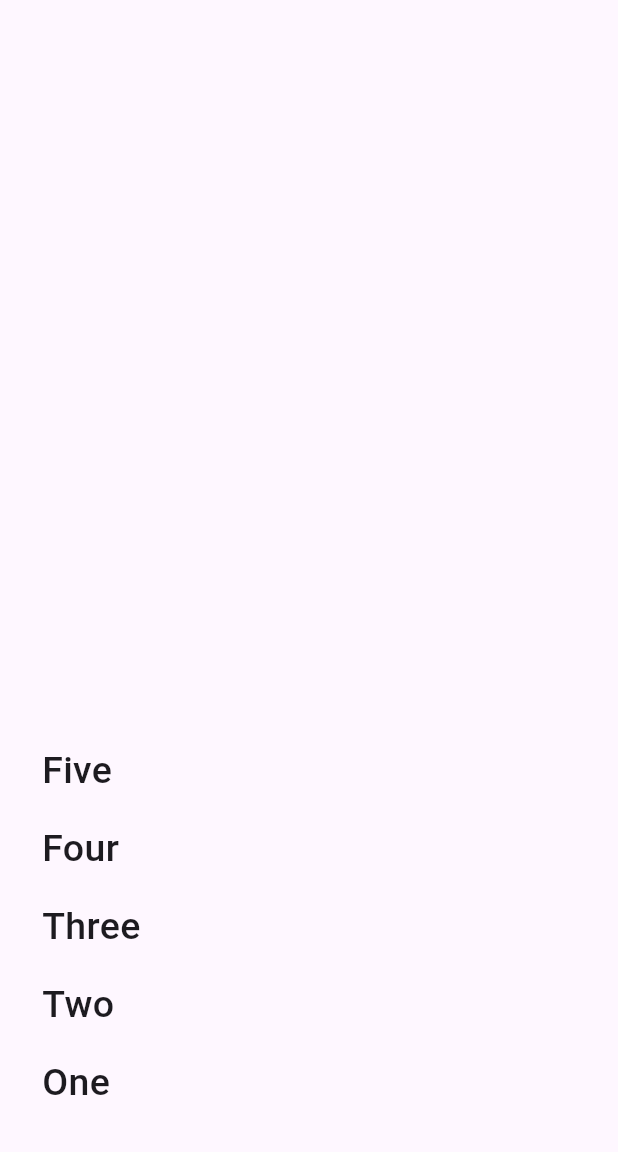
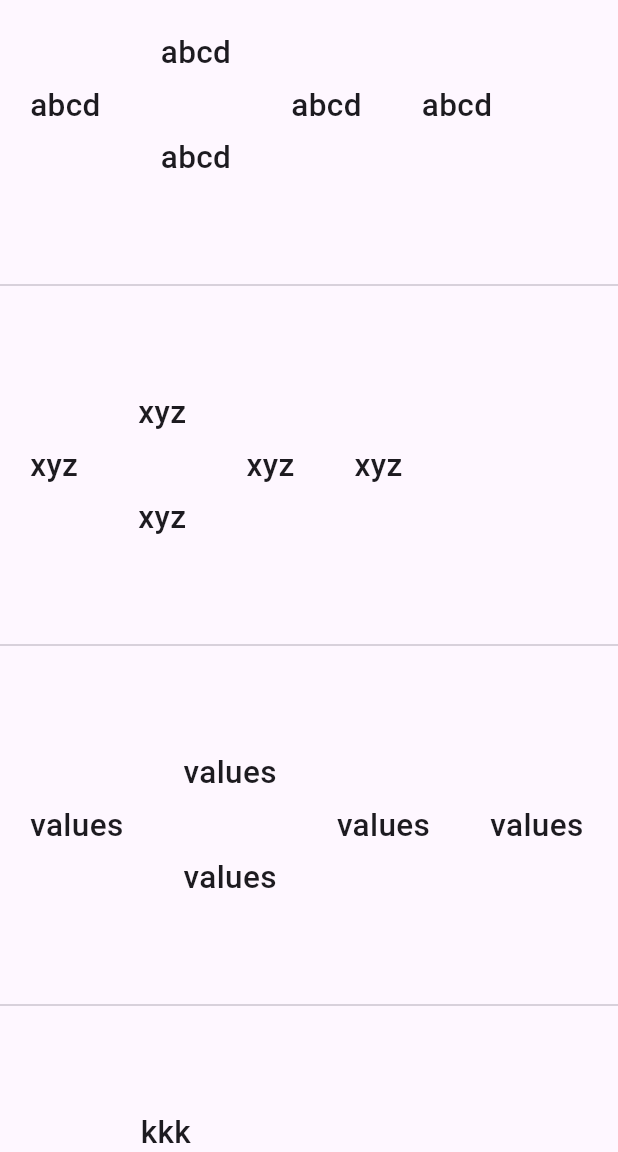
Before and after one commit to jainsourab99/FlutterAllTypeofButton, a Flutter app: the screen it shows after launch, on a phone screen of 412 x 824 dp, the part 84-1236 px from its top. Run offline on Flutter 3.47's test engine with Material 3 defaults, Android fonts, the phone set to English and light mode, and no system bars.

Commit message:
List View Builder Widget

```diff
--- a/lib/main.dart
+++ b/lib/main.dart
@@ -76,6 +76,7 @@ class _MyHomePageState extends State<MyHomePage> {
     // The Flutter framework has been optimized to make rerunning build methods
     // fast, so that you can just rebuild anything that needs updating rather
     // than having to individually change instances of widgets.
+    var names = ["abcd", "xyz", "values", "kkk", "dsfdf", "dsfdf", "fdfsdf"];
     return Scaffold(
       appBar: AppBar(
         backgroundColor: Theme.of(context).colorScheme.inversePrimary,
@@ -83,36 +84,42 @@ class _MyHomePageState extends State<MyHomePage> {
         // the App.build method, and use it to set our appbar title.
         title: const Text("Button Type"),
       ),
-      body: Padding(
-        padding: const EdgeInsets.all(20.0),
-        child: Center(
-          child: ListView(
-            scrollDirection: Axis.vertical,
-            reverse: true,
+      body: ListView.separated(itemBuilder: (context, index) {
+        return Row(
           children: [
         Padding(
-                padding: const EdgeInsets.all(8.0),
-                child: Text("One", style: TextStyle(fontSize: 25, fontWeight: FontWeight.w500),),
+        padding: const EdgeInsets.all(20.0),
+        child: Text(names[index], style: TextStyle(fontSize: 21, fontWeight: FontWeight.w500),),
+        ),
+            Column(
+              children: [
+                Padding(
+                  padding: const EdgeInsets.all(20.0),
+                  child: Text(names[index], style: TextStyle(fontSize: 21, fontWeight: FontWeight.w500),),
                 ),
         Padding(
-                padding: const EdgeInsets.all(8.0),
-                child: Text("Two", style: TextStyle(fontSize: 25, fontWeight: FontWeight.w500),),
+        padding: const EdgeInsets.all(20.0),
+        child: Text(names[index], style: TextStyle(fontSize: 21, fontWeight: FontWeight.w500),),
+        ),
+              ],
+            ),Padding(
+              padding: const EdgeInsets.all(20.0),
+              child: Text(names[index], style: TextStyle(fontSize: 21, fontWeight: FontWeight.w500),),
             ),
             Padding(
-                padding: const EdgeInsets.all(8.0),
-                child: Text("Three", style: TextStyle(fontSize: 25, fontWeight: FontWeight.w500),),
-              ),
-              Padding(
-                padding: const EdgeInsets.all(8.0),
-                child: Text("Four", style: TextStyle(fontSize: 25, fontWeight: FontWeight.w500),),
-              ),
-              Padding(
-                padding: const EdgeInsets.all(8.0),
-                child: Text("Five", style: TextStyle(fontSize: 25, fontWeight: FontWeight.w500),),
+              padding: const EdgeInsets.all(20.0),
+              child: Text(names[index], style: TextStyle(fontSize: 21, fontWeight: FontWeight.w500),),
             ),
           ],
-          ),
-        ),
+        );
+      },
+      itemCount: names.length,
+        separatorBuilder: (context, index) {
+        return Divider(height: 100, thickness: 1,);
+
+
+
+        },
       ),
       );
       // This trailing comma makes auto-formatting nicer for build methods.
```
Lines whose indentation alone changed are shown as unchanged.
